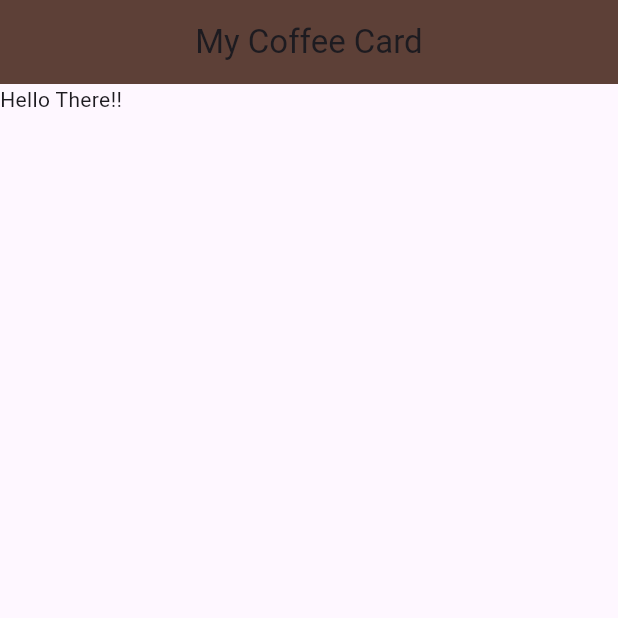
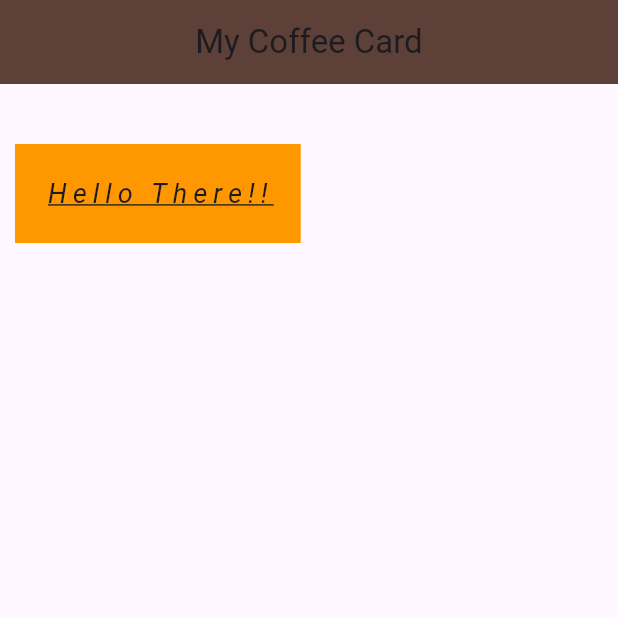
Before and after one commit to Randycullins08/coffee_card, a Flutter app: the screen it shows after launch, on a phone screen of 412 x 824 dp, the top half of it. Run offline on Flutter 3.47's test engine with Material 3 defaults, Android fonts, the phone set to English and light mode, and no system bars.

Commit message:
conatainers and styling

```diff
--- a/lib/main.dart
+++ b/lib/main.dart
@@ -16,6 +16,16 @@ class Home extends StatelessWidget {
 
   @override
   Widget build(BuildContext context) {
-    return const Text("Hello There!!");
+    return Container(
+      color: Colors.orange,
+      padding: const EdgeInsets.all(20),
+      margin: const EdgeInsets.fromLTRB(10, 40, 0, 0),
+      child: const Text("Hello There!!",
+          style: TextStyle(
+              fontSize: 18,
+              letterSpacing: 4,
+              decoration: TextDecoration.underline,
+              fontStyle: FontStyle.italic)),
+    );
   }
 }
```
